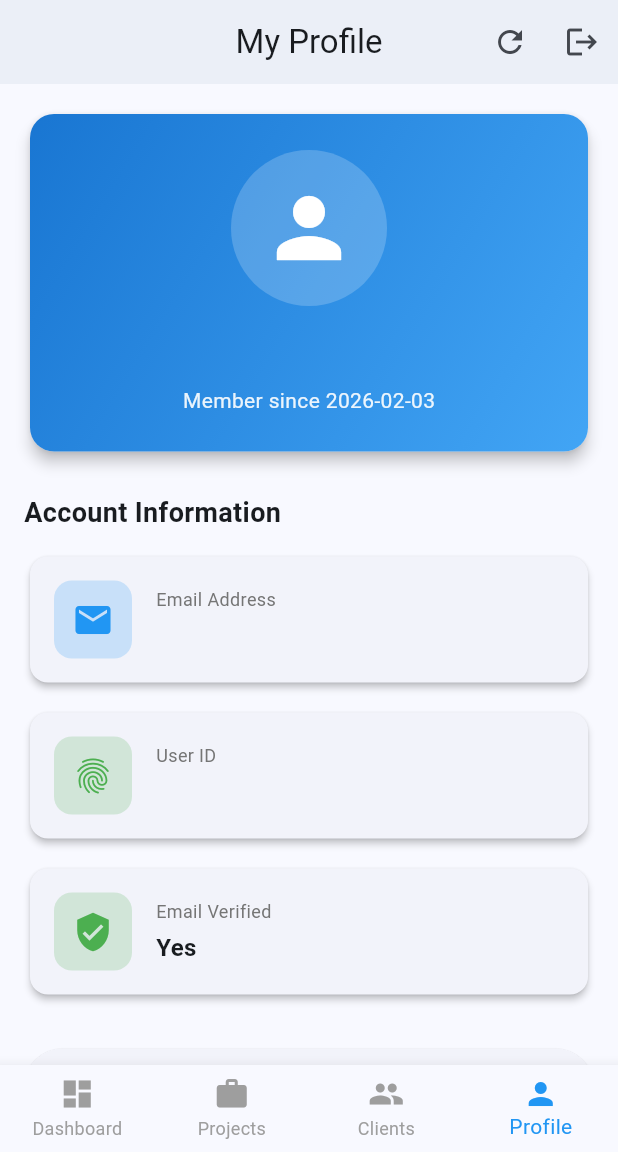
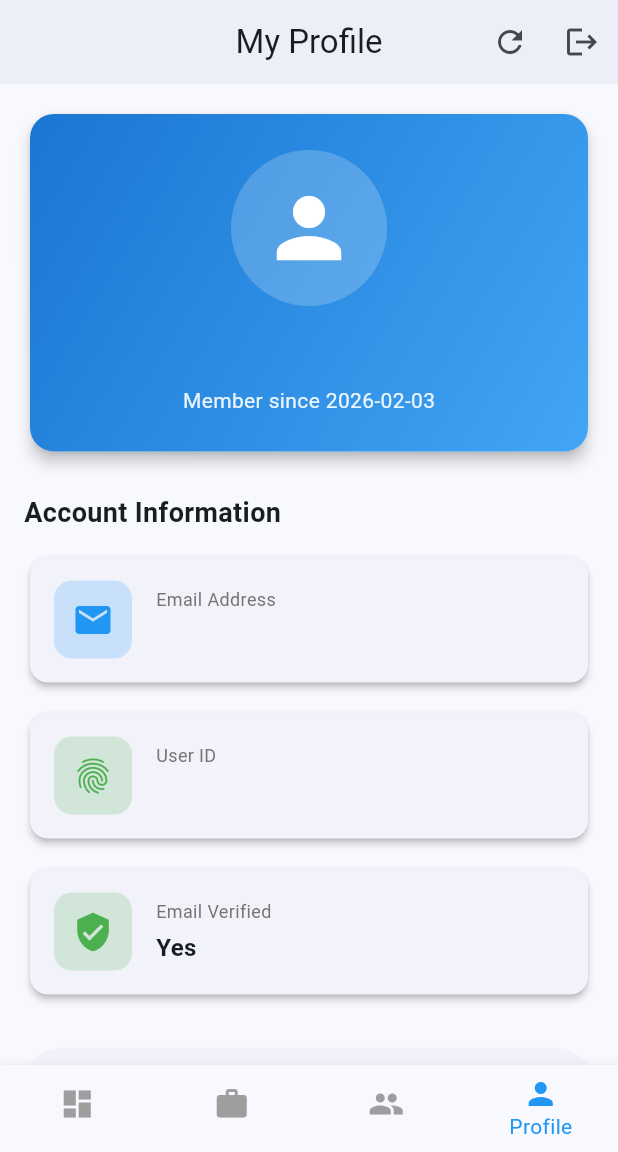
Before and after one commit to kalviumcommunity/S58-0126-The-Wolf-Flutter-Firebase-Managio2, a Flutter app: the screen it shows once a user with an empty profile is signed in, item 4 of the bottom bar chosen, on a phone screen of 412 x 824 dp, the part 84-1236 px from its top. Run offline on Flutter 3.47's test engine with Material 3 defaults, Android fonts, the phone set to English and light mode, and no system bars; our stand-ins replace cloud_firestore, firebase_auth, firebase_core; accounts and stored records are empty.

Commit message:
Added the bottom navigation bar functionality

```diff
--- a/lib/screens/dashboard_main_screen.dart
+++ b/lib/screens/dashboard_main_screen.dart
@@ -1,3 +1,8 @@
+
+
+
+
+
                       import 'package:flutter/material.dart';
                       import 'package:firebase_auth/firebase_auth.dart';
                       import '../services/auth_service.dart';
@@ -151,13 +156,17 @@ class _DashboardMainScreenState extends State<DashboardMainScreen> {
                                 ),
                               ],
                             ),
-      body: _screens[_selectedIndex],
+                            body: IndexedStack(
+                              index: _selectedIndex,
+                              children: _screens,
+                            ),
                             bottomNavigationBar: BottomNavigationBar(
                               currentIndex: _selectedIndex,
                               onTap: (index) => setState(() => _selectedIndex = index),
                               type: BottomNavigationBarType.fixed,
                               selectedItemColor: Colors.blue,
                               unselectedItemColor: Colors.grey,
+                              showUnselectedLabels: false,
                               items: const [
                                 BottomNavigationBarItem(
                                   icon: Icon(Icons.dashboard),
```
Lines whose indentation alone changed are shown as unchanged.
